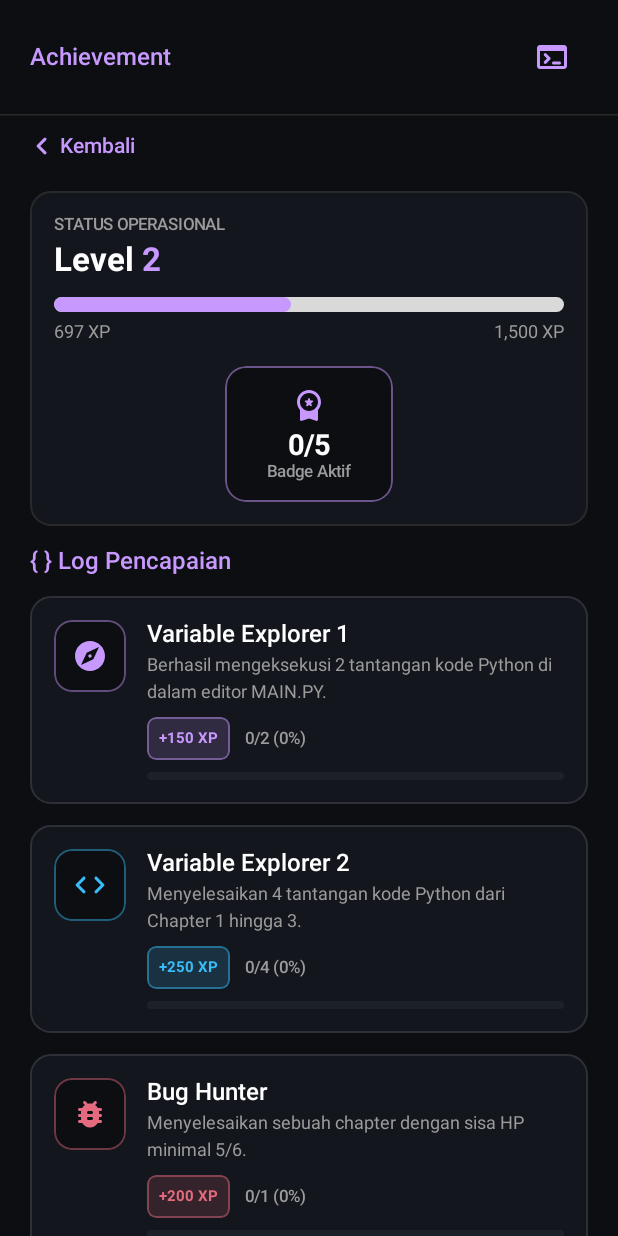
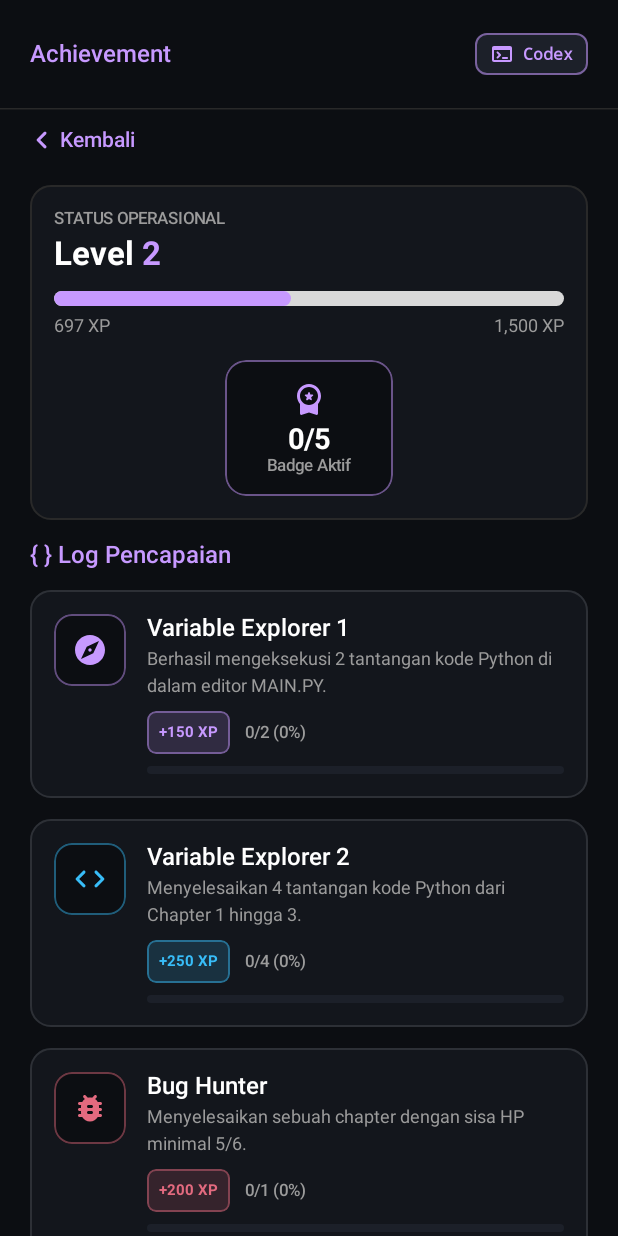
Before and after one commit to akira4n/code-of-the-mistery, an Android app built with Jetpack Compose: the AchievementScreen screen opened through its navigation route, on a phone screen of 412 x 824 dp. Run offline under Robolectric (Android 15) with nearby library versions, the phone set to English and light mode, and no system bars; our stand-ins replace Room's generated code.

Commit message:
feat(ui): style TerminalTopBar action as bordered Codex chip

```diff
--- a/app/src/main/java/com/example/codeofthemistery/core/ui/TerminalSheetModal.kt
+++ b/app/src/main/java/com/example/codeofthemistery/core/ui/TerminalSheetModal.kt
@@ -1,5 +1,6 @@
 package com.example.codeofthemistery.core.ui
 
+import androidx.compose.foundation.BorderStroke
 import androidx.compose.foundation.layout.Arrangement
 import androidx.compose.foundation.layout.Column
 import androidx.compose.foundation.layout.Row
@@ -8,8 +9,11 @@ import androidx.compose.foundation.layout.fillMaxWidth
 import androidx.compose.foundation.layout.height
 import androidx.compose.foundation.layout.heightIn
 import androidx.compose.foundation.layout.padding
+import androidx.compose.foundation.layout.size
+import androidx.compose.foundation.layout.width
 import androidx.compose.foundation.lazy.LazyColumn
 import androidx.compose.foundation.lazy.items
+import androidx.compose.foundation.shape.RoundedCornerShape
 import androidx.compose.material.icons.Icons
 import androidx.compose.material.icons.rounded.CheckCircle
 import androidx.compose.material.icons.rounded.Lock
@@ -17,9 +21,9 @@ import androidx.compose.material.icons.rounded.Terminal
 import androidx.compose.material3.ExperimentalMaterial3Api
 import androidx.compose.material3.HorizontalDivider
 import androidx.compose.material3.Icon
-import androidx.compose.material3.IconButton
 import androidx.compose.material3.MaterialTheme
 import androidx.compose.material3.ModalBottomSheet
+import androidx.compose.material3.Surface
 import androidx.compose.material3.Tab
 import androidx.compose.material3.TabRow
 import androidx.compose.material3.TabRowDefaults
@@ -34,14 +38,18 @@ import androidx.compose.runtime.remember
 import androidx.compose.runtime.setValue
 import androidx.compose.ui.Alignment
 import androidx.compose.ui.Modifier
+import androidx.compose.ui.text.font.FontWeight
 import androidx.compose.ui.unit.dp
+import androidx.compose.ui.unit.sp
 import androidx.lifecycle.compose.collectAsStateWithLifecycle
 import com.example.codeofthemistery.core.theme.BackgroundPrimary
 import com.example.codeofthemistery.core.theme.BorderMuted
 import com.example.codeofthemistery.core.theme.CyanTerminal
+import com.example.codeofthemistery.core.theme.MonoFontFamily
 import com.example.codeofthemistery.core.theme.PrimaryLavender
 import com.example.codeofthemistery.core.theme.SuccessGreen
 import com.example.codeofthemistery.core.theme.SurfaceCard
+import com.example.codeofthemistery.core.theme.SurfaceElevated
 import com.example.codeofthemistery.core.theme.TextMuted
 import com.example.codeofthemistery.core.theme.TextPrimary
 import com.example.codeofthemistery.core.theme.TextSecondary
@@ -60,7 +68,7 @@ fun TerminalTopBar(
         Row(
             modifier = Modifier
                 .fillMaxWidth()
-                .padding(horizontal = 20.dp, vertical = 14.dp),
+                .padding(horizontal = 20.dp, vertical = 12.dp),
             horizontalArrangement = Arrangement.SpaceBetween,
             verticalAlignment = Alignment.CenterVertically
         ) {
@@ -70,12 +78,33 @@ fun TerminalTopBar(
                 color = PrimaryLavender
             )
             if (showSheetAction) {
-                IconButton(onClick = { showTerminalSheet = true }) {
-                    Icon(
-                        imageVector = Icons.Rounded.Terminal,
-                        contentDescription = "Skill Tree & Clue Log",
-                        tint = PrimaryLavender
-                    )
+                Surface(
+                    onClick = { showTerminalSheet = true },
+                    shape = RoundedCornerShape(8.dp),
+                    color = SurfaceElevated,
+                    border = BorderStroke(1.dp, PrimaryLavender.copy(alpha = 0.55f))
+                ) {
+                    Row(
+                        modifier = Modifier.padding(horizontal = 10.dp, vertical = 6.dp),
+                        verticalAlignment = Alignment.CenterVertically
+                    ) {
+                        Icon(
+                            imageVector = Icons.Rounded.Terminal,
+                            contentDescription = "Skill Tree & Clue Log",
+                            tint = PrimaryLavender,
+                            modifier = Modifier.size(16.dp)
+                        )
+                        Spacer(modifier = Modifier.width(6.dp))
+                        Text(
+                            text = "Codex",
+                            style = MaterialTheme.typography.labelSmall.copy(
+                                fontFamily = MonoFontFamily,
+                                fontWeight = FontWeight.SemiBold,
+                                fontSize = 11.sp
+                            ),
+                            color = PrimaryLavender
+                        )
+                    }
                 }
             }
         }
```
